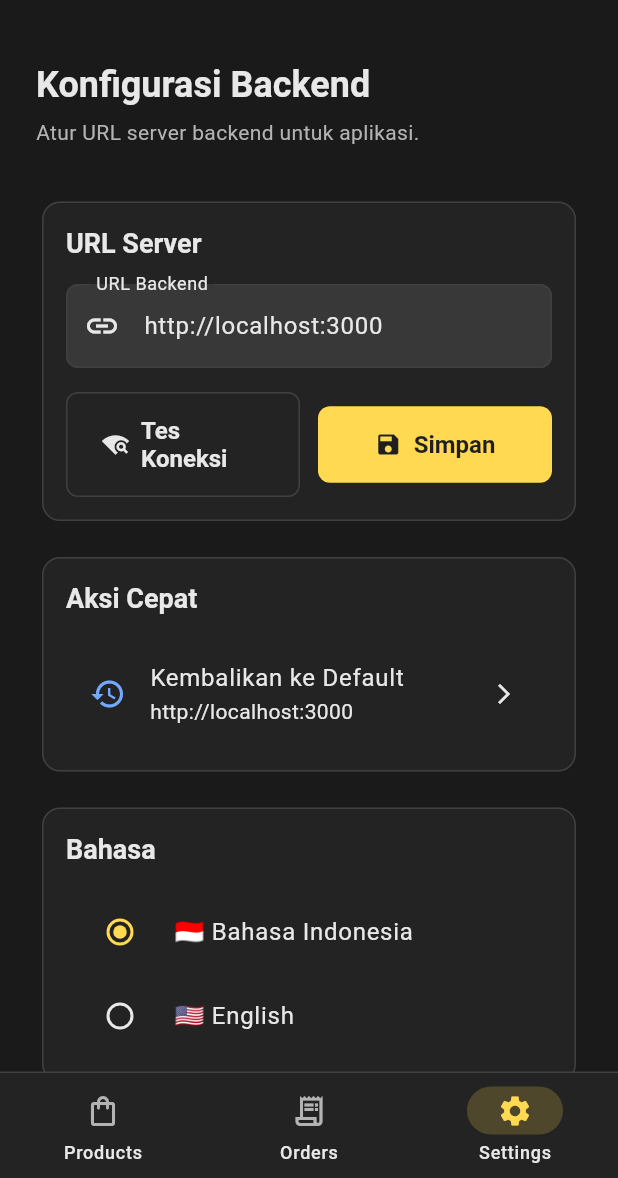
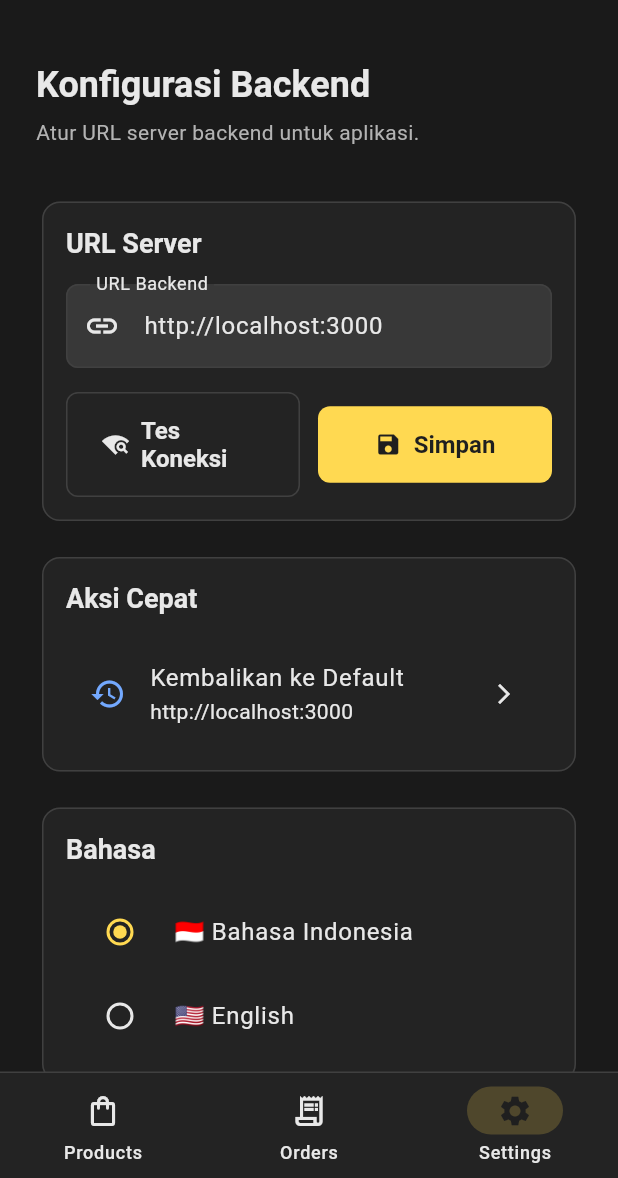
Before and after one commit to aspectxlol/lnq-mobile, a Flutter app: the screen it shows after launch, item 3 of the bottom bar chosen, on a phone screen of 412 x 824 dp, the part 58-1236 px from its top. Run offline on Flutter 3.47's test engine with Material 3 defaults, Android fonts, the phone set to English and light mode, and no system bars; our stand-ins replace shared_preferences, shimmer, table_calendar; network calls fail.

Commit message:
feat: Introduce AppConstants for centralized configuration and refactor related components

```diff
--- /dev/null
+++ b/lib/constants/app_constants.dart
@@ -0,0 +1,36 @@
+/// Central location for all app constants
+class AppConstants {
+  // API Configuration
+  static const String defaultBaseUrl = 'http://localhost:3000';
+  static const String apiProductsEndpoint = '/api/products';
+  static const String apiOrdersEndpoint = '/api/orders';
+  static const String apiImagesEndpoint = '/api/images';
+  static const int apiTimeoutSeconds = 30;
+  static const int apiRetryAttempts = 3;
+  static const Duration apiRetryDelay = Duration(milliseconds: 500);
+
+  // Animation Durations
+  static const Duration screenTransitionDuration = Duration(milliseconds: 300);
+  static const Duration fabAnimationDuration = Duration(milliseconds: 300);
+  static const Duration fadeTransitionDuration = Duration(milliseconds: 300);
+
+  // Storage Keys
+  static const String storageBaseUrlKey = 'base_url';
+  static const String storageLocaleKey = 'locale';
+
+  // Localization
+  static const String defaultLocale = 'id';
+  static const String defaultLocaleCountry = 'ID';
+  static const String englishLocale = 'en';
+  static const String englishLocaleCountry = 'US';
+
+  // UI Constants
+  static const double defaultBorderRadius = 12.0;
+  static const double defaultPadding = 16.0;
+  static const double defaultIconSize = 24.0;
+
+  // Validation
+  static const int maxProductNameLength = 100;
+
+  AppConstants._();
+}
--- a/lib/main.dart
+++ b/lib/main.dart
@@ -1,5 +1,6 @@
 import 'package:flutter/material.dart';
 import 'package:provider/provider.dart';
+import 'constants/app_constants.dart';
 import 'providers/settings_provider.dart';
 import 'theme/app_theme.dart';
 import 'screens/products_screen.dart';
@@ -44,7 +45,7 @@ class _MainScreenState extends State<MainScreen>
   int _currentIndex = 0;
   late AnimationController _fabAnimationController;
 
-  final List<Widget> _screens = const [
+  static const List<Widget> _screens = [
     ProductsScreen(),
     OrdersScreen(),
     SettingsScreen(),
@@ -54,7 +55,7 @@ class _MainScreenState extends State<MainScreen>
   void initState() {
     super.initState();
     _fabAnimationController = AnimationController(
-      duration: const Duration(milliseconds: 300),
+      duration: AppConstants.fabAnimationDuration,
       vsync: this,
     );
     _fabAnimationController.forward();
@@ -78,7 +79,7 @@ class _MainScreenState extends State<MainScreen>
   Widget build(BuildContext context) {
     return Scaffold(
       body: AnimatedSwitcher(
-        duration: const Duration(milliseconds: 300),
+        duration: AppConstants.screenTransitionDuration,
         switchInCurve: Curves.easeInOut,
         switchOutCurve: Curves.easeInOut,
         transitionBuilder: (child, animation) {
@@ -105,36 +106,20 @@ class _MainScreenState extends State<MainScreen>
           backgroundColor: AppColors.card,
           indicatorColor: AppColors.primary.withOpacity(0.2),
           height: 70,
-          destinations: [
+          destinations: const [
             NavigationDestination(
-              icon: Icon(
-                _currentIndex == 0
-                    ? Icons.shopping_bag
-                    : Icons.shopping_bag_outlined,
-                color: _currentIndex == 0
-                    ? AppColors.primary
-                    : AppColors.mutedForeground,
-              ),
+              icon: Icon(Icons.shopping_bag_outlined),
+              selectedIcon: Icon(Icons.shopping_bag),
               label: 'Products',
             ),
             NavigationDestination(
-              icon: Icon(
-                _currentIndex == 1
-                    ? Icons.receipt_long
-                    : Icons.receipt_long_outlined,
-                color: _currentIndex == 1
-                    ? AppColors.primary
-                    : AppColors.mutedForeground,
-              ),
+              icon: Icon(Icons.receipt_long_outlined),
+              selectedIcon: Icon(Icons.receipt_long),
               label: 'Orders',
             ),
             NavigationDestination(
-              icon: Icon(
-                _currentIndex == 2 ? Icons.settings : Icons.settings_outlined,
-                color: _currentIndex == 2
-                    ? AppColors.primary
-                    : AppColors.mutedForeground,
-              ),
+              icon: Icon(Icons.settings_outlined),
+              selectedIcon: Icon(Icons.settings),
               label: 'Settings',
             ),
           ],
--- a/lib/providers/settings_provider.dart
+++ b/lib/providers/settings_provider.dart
@@ -1,14 +1,14 @@
 import 'package:flutter/foundation.dart';
 import 'package:flutter/material.dart';
 import 'package:shared_preferences/shared_preferences.dart';
+import '../constants/app_constants.dart';
 
 class SettingsProvider with ChangeNotifier {
-  static const String _baseUrlKey = 'base_url';
-  static const String _localeKey = 'locale';
-  static const String _defaultBaseUrl = 'http://localhost:3000';
-
-  String _baseUrl = _defaultBaseUrl;
-  Locale _locale = const Locale('id', 'ID');
+  String _baseUrl = AppConstants.defaultBaseUrl;
+  Locale _locale = Locale(
+    AppConstants.defaultLocale,
+    AppConstants.defaultLocaleCountry,
+  );
 
   String get baseUrl => _baseUrl;
   Locale get locale => _locale;
@@ -20,10 +20,17 @@ class SettingsProvider with ChangeNotifier {
   Future<void> _loadSettings() async {
     try {
       final prefs = await SharedPreferences.getInstance();
-      _baseUrl = prefs.getString(_baseUrlKey) ?? _defaultBaseUrl;
+      _baseUrl = prefs.getString(AppConstants.storageBaseUrlKey) ??
+          AppConstants.defaultBaseUrl;
 
-      final localeCode = prefs.getString(_localeKey) ?? 'id';
-      _locale = Locale(localeCode, localeCode == 'id' ? 'ID' : 'US');
+      final localeCode =
+          prefs.getString(AppConstants.storageLocaleKey) ?? AppConstants.defaultLocale;
+      _locale = Locale(
+        localeCode,
+        localeCode == AppConstants.defaultLocale
+            ? AppConstants.defaultLocaleCountry
+            : AppConstants.englishLocaleCountry,
+      );
 
       notifyListeners();
     } catch (e) {
@@ -39,7 +46,7 @@ class SettingsProvider with ChangeNotifier {
           : url;
 
       final prefs = await SharedPreferences.getInstance();
-      await prefs.setString(_baseUrlKey, cleanUrl);
+      await prefs.setString(AppConstants.storageBaseUrlKey, cleanUrl);
       _baseUrl = cleanUrl;
       notifyListeners();
     } catch (e) {
@@ -49,13 +56,16 @@ class SettingsProvider with ChangeNotifier {
   }
 
   Future<void> resetToDefault() async {
-    await setBaseUrl(_defaultBaseUrl);
+    await setBaseUrl(AppConstants.defaultBaseUrl);
   }
 
   Future<void> setLocale(Locale locale) async {
     try {
       final prefs = await SharedPreferences.getInstance();
-      await prefs.setString(_localeKey, locale.languageCode);
+      await prefs.setString(
+        AppConstants.storageLocaleKey,
+        locale.languageCode,
+      );
       _locale = locale;
       notifyListeners();
     } catch (e) {
```
Also changed, not shown: lib/screens/order_detail_screen.dart (+23 -41 lines), lib/services/api_service.dart (+58 -11 lines), lib/utils/data_loader_extension.dart (+6 -2 lines), lib/utils/error_handler.dart (added, +63 -0 lines), lib/utils/state_extension.dart (added, +38 -0 lines), 2 other files.
